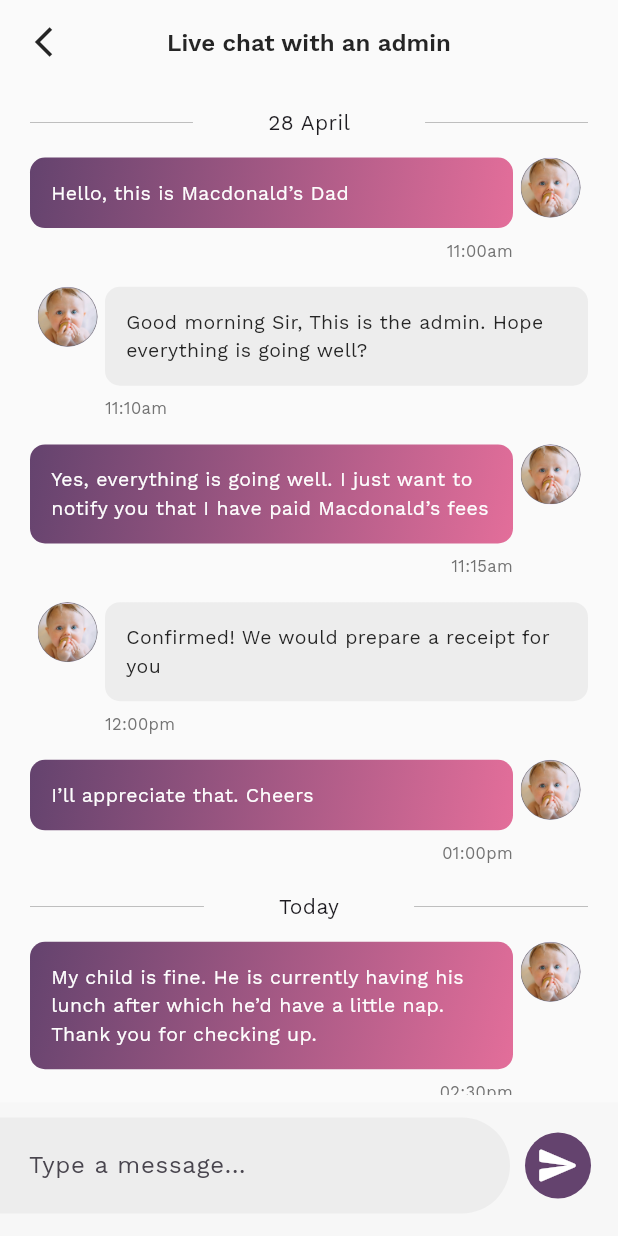
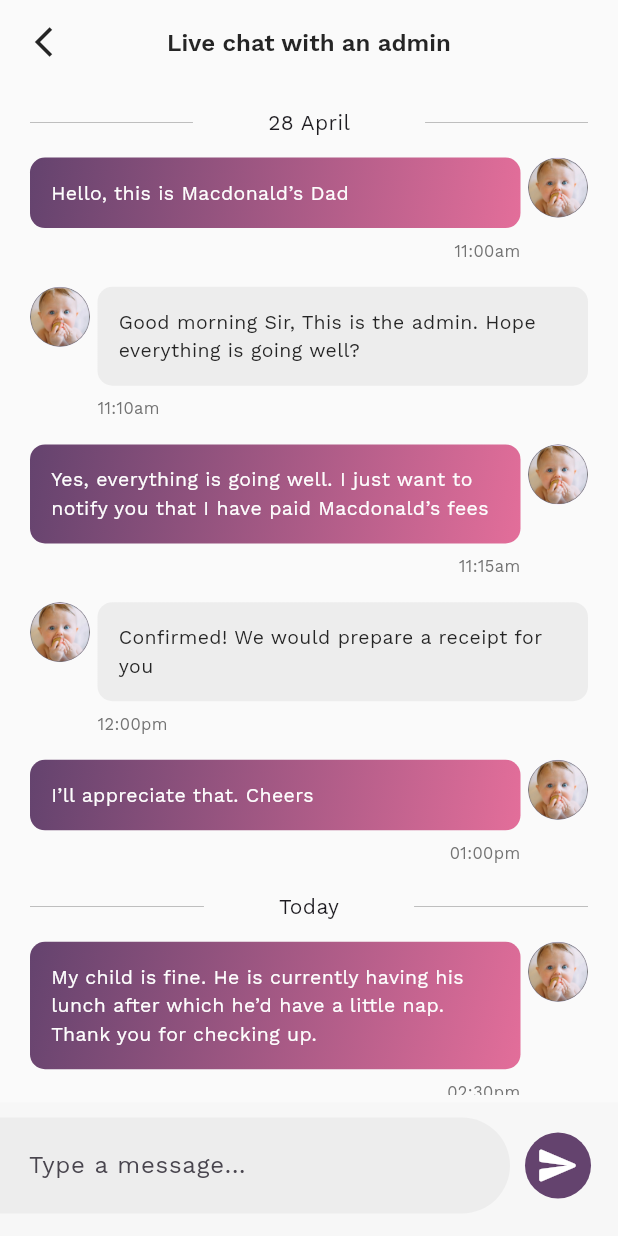
Before and after one commit to PeonyKids/peonykids-app-mobile, a Flutter app: the screen it shows after launch, on a phone screen of 412 x 824 dp. Run offline on Flutter 3.47's test engine with Material 3 defaults, Android fonts, the phone set to English and light mode, and no system bars; our stand-ins replace flutter_screenutil, flutter_svg; missing offline and left inert: dart:ffi; project files that could hold a hidden picture were left out.

Commit message:
More Edits made

```diff
--- a/lib/Screens/Chats/chats.dart
+++ b/lib/Screens/Chats/chats.dart
@@ -206,7 +206,9 @@ class _MessageBubbleState extends State<MessageBubble> {
                       id == widget.Uid ? TextDirection.rtl : TextDirection.ltr,
                   children: [
                     Padding(
-                      padding: EdgeInsets.symmetric(horizontal: 5.0),
+                      padding: EdgeInsets.only(
+                          left: id == widget.Uid ? 5.0 : 0.0,
+                          right: id == widget.Uid ? 0.0 : 5.0),
                       child: CircleAvatar(
                         radius: 20,
                         backgroundImage: AssetImage('assets/avatars/img.png'),
```
